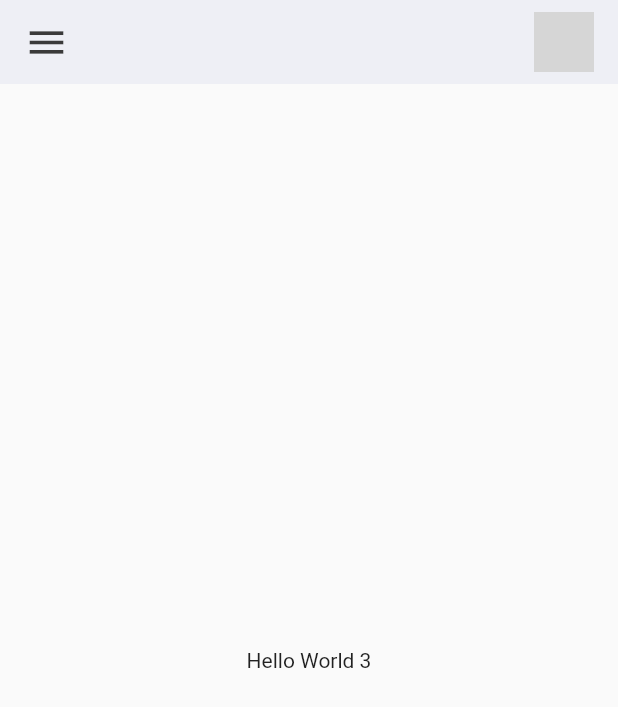
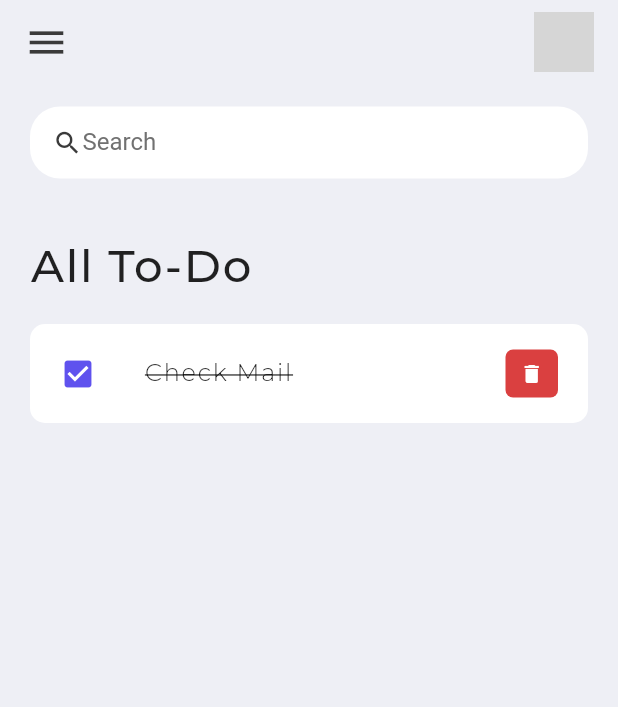
Before and after one commit to mervinkogei/todo_pioneer_task1, a Flutter app: the screen it shows after launch, on a phone screen of 412 x 824 dp. Shown: the top 707 px of the screen. Run offline on Flutter 3.47's test engine with Material 2 defaults, Android fonts, the phone set to English and light mode, and no system bars; our stand-ins replace google_fonts; grey boxes are pictures that could not be loaded.

Commit message:
Add Listile for todo UI, checkbox, title & delete Icon

```diff
--- a/lib/Screens/home.dart
+++ b/lib/Screens/home.dart
@@ -2,6 +2,8 @@ import 'package:flutter/material.dart';
 import 'package:flutter/src/widgets/container.dart';
 import 'package:flutter/src/widgets/framework.dart';
 import 'package:todo_pioneer_task1/Utils/colors.dart';
+import 'package:todo_pioneer_task1/Utils/themeStyling.dart';
+import 'package:todo_pioneer_task1/widgets/todo_items.dart';
 
 class Home extends StatefulWidget {
   const Home({super.key});
@@ -15,8 +17,25 @@ class _HomeState extends State<Home> {
   Widget build(BuildContext context) {
     return Scaffold(
       appBar: _appBar(),
-      body: Center(
-        child: Text("Hello World 3"),
+      backgroundColor: backgroundColor,
+      body: Container(
+        padding: const EdgeInsets.symmetric(horizontal: 20, vertical: 15),
+        child: Column(
+          children: [
+            searchBox(),
+            Expanded(
+              child: ListView(
+                children: [
+                  Container(
+                    margin: EdgeInsets.only(top: 40, bottom: 20),
+                    child: Text('All To-Do', style: ThemeStyling.titleStyle,),
+                  ),
+                  TodoItems()
+                ],
+              ),
+            )
+          ],
+        ),
       ),
     );
   }
@@ -42,3 +61,25 @@ AppBar _appBar(){
         ),
       );
 }
+
+Widget searchBox(){
+  return Container(
+              padding: EdgeInsets.symmetric(horizontal: 15),
+              decoration: BoxDecoration(
+                color: Colors.white,
+                borderRadius: BorderRadius.circular(20),
+              ),
+              child: const TextField(
+                decoration: InputDecoration(
+                  contentPadding: EdgeInsets.all(0),
+                  prefixIcon: Icon(Icons.search, size: 20,color: blackColor,),
+                  hintText: 'Search',
+                  hintStyle: TextStyle(color: greyColor),
+                  prefixIconConstraints: BoxConstraints(
+                    maxHeight: 20, maxWidth: 25
+                  ),
+                  border: InputBorder.none
+                ),
+              ),
+            );
+}
--- a/lib/Utils/themeStyling.dart
+++ b/lib/Utils/themeStyling.dart
@@ -7,4 +7,15 @@ class ThemeStyling{
     fontWeight: FontWeight.bold,
     letterSpacing: 1.2,
   );
+   static var titleStyle = GoogleFonts.montserrat(
+    fontSize: 30.0,
+    fontWeight: FontWeight.w500,
+    letterSpacing: 1.2,
+  );
+  static var todoTitleStyle = GoogleFonts.montserrat(
+    fontSize: 16.0,
+    fontWeight: FontWeight.w300,
+    letterSpacing: 1.2,
+    decoration: TextDecoration.lineThrough
+  );
 }
--- /dev/null
+++ b/lib/widgets/todo_items.dart
@@ -0,0 +1,36 @@
+import 'package:flutter/material.dart';
+import 'package:todo_pioneer_task1/Utils/colors.dart';
+import 'package:todo_pioneer_task1/Utils/themeStyling.dart';
+
+class TodoItems extends StatelessWidget {
+  const TodoItems({Key? key}) : super(key: key);
+
+  @override
+  Widget build(BuildContext context) {
+    return Container(
+      child: ListTile(
+        onTap: (){
+          print("Test");
+        },
+        contentPadding: EdgeInsets.symmetric(horizontal: 20, vertical: 5),
+        shape: RoundedRectangleBorder(
+          borderRadius: BorderRadius.circular(10)
+        ),
+        tileColor: Colors.white,
+        leading: Icon(Icons.check_box, color: blueColor,),
+        title: Text('Check Mail', style: ThemeStyling.todoTitleStyle,),
+        trailing: Container(
+          padding: EdgeInsets.all(0),
+          margin: EdgeInsets.symmetric(vertical: 12),
+          height: 35,
+          width: 35,
+          decoration: BoxDecoration(
+            color: redColor,
+            borderRadius: BorderRadius.circular(5)
+          ),
+          child: IconButton(onPressed: (){}, icon: Icon(Icons.delete, color: Colors.white, size: 16,)),
+        ),
+      )
+    );
+  }
+}
```
